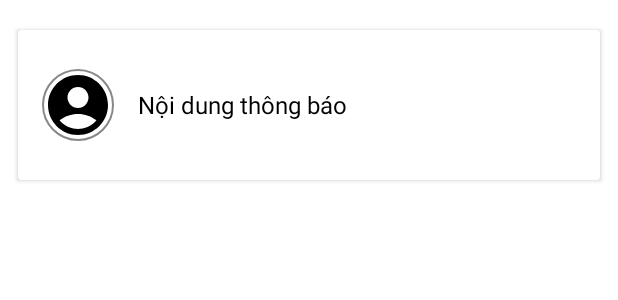
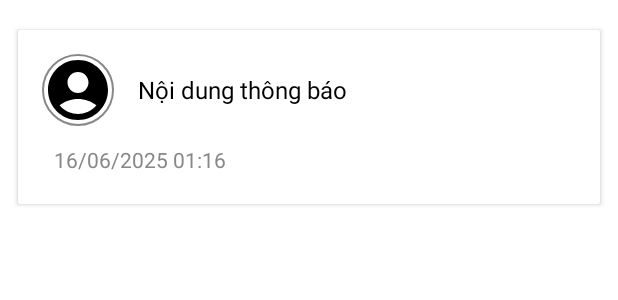
Before and after one commit to lyng315/MobileDev.PhuongLink_Hanoi, an Android app: the layout item_notification.xml on its own in the app's theme, with its tools: preview values and no code run, on a phone screen of 412 x 824 dp. Shown: the top 300 px of the screen. Run offline under Robolectric (Android 15) with nearby library versions, the light colour scheme and no system bars.

Commit message:
a little update notification

```diff
--- a/PhuongLink_HaNoi/app/src/main/java/com/example/phuonglink_hanoi/ChangePasswordActivity.java
+++ b/PhuongLink_HaNoi/app/src/main/java/com/example/phuonglink_hanoi/ChangePasswordActivity.java
@@ -111,7 +111,8 @@ public class ChangePasswordActivity extends AppCompatActivity {
                                             // Thêm thông báo mới ở đầu danh sách
                                             String time = new java.text.SimpleDateFormat("dd/MM/yyyy HH:mm", java.util.Locale.getDefault())
                                                     .format(new java.util.Date());
-                                            String newLog = "🔒 Bạn đã đổi mật khẩu thành công lúc " + time;
+                                            String message = "🔒 Bạn đã đổi mật khẩu thành công ";
+                                            String newLog = "msg=" + message + "&&time=" + time;
 
                                             String updatedLogs = newLog + (existingLogs.isEmpty() ? "" : ";;" + existingLogs);
 
--- a/PhuongLink_HaNoi/app/src/main/res/layout/item_notification.xml
+++ b/PhuongLink_HaNoi/app/src/main/res/layout/item_notification.xml
@@ -8,21 +8,21 @@
     android:elevation="2dp"
     android:radius="8dp"
     android:minHeight="100dp"
-    android:padding="0dp">  <!-- bỏ padding, chúng ta sẽ xử lý bên trong -->
+    android:padding="0dp">
 
-    <!-- ✅ Dùng FrameLayout để căn giữa nội dung theo chiều dọc -->
-    <FrameLayout
+    <RelativeLayout
         android:layout_width="match_parent"
-        android:layout_height="wrap_content"
-        android:padding="16dp"
-        android:layout_gravity="center"
-        android:background="@android:color/white">
+        android:layout_height="116dp"
+        android:background="@android:color/white"
+        android:padding="16dp">
 
         <LinearLayout
+            android:id="@+id/notificationContent"
             android:layout_width="match_parent"
             android:layout_height="wrap_content"
-            android:orientation="horizontal"
-            android:gravity="center_vertical">
+            android:layout_alignParentTop="true"
+            android:gravity="center_vertical"
+            android:orientation="horizontal">
 
             <ImageView
                 android:id="@+id/imgAvatar"
@@ -38,11 +38,23 @@
                 android:layout_width="0dp"
                 android:layout_height="wrap_content"
                 android:layout_weight="1"
+                android:lineSpacingExtra="4dp"
                 android:text="Nội dung thông báo"
                 android:textColor="#000000"
-                android:textSize="16sp"
-                android:lineSpacingExtra="4dp"/>
+                android:textSize="16sp" />
+        </LinearLayout>
 
-        </LinearLayout>
-    </FrameLayout>
+        <!-- ✅ Thêm thời gian ở góc dưới bên trái -->
+        <TextView
+            android:id="@+id/tvTime"
+            android:layout_width="wrap_content"
+            android:layout_height="wrap_content"
+            android:layout_alignParentStart="true"
+            android:layout_alignParentBottom="true"
+            android:layout_marginStart="8dp"
+            android:layout_marginBottom="4dp"
+            android:text="16/06/2025 01:16"
+            android:textColor="#888888"
+            android:textSize="14sp" />
+    </RelativeLayout>
 </androidx.cardview.widget.CardView>
```
Also changed, not shown: PhuongLink_HaNoi/app/src/main/java/com/example/phuonglink_hanoi/ui/notifications/NotificationAdapter.java (+22 -2 lines), PhuongLink_HaNoi/app/src/main/res/drawable/ic_favorite_red.xml (added, +14 -0 lines).
